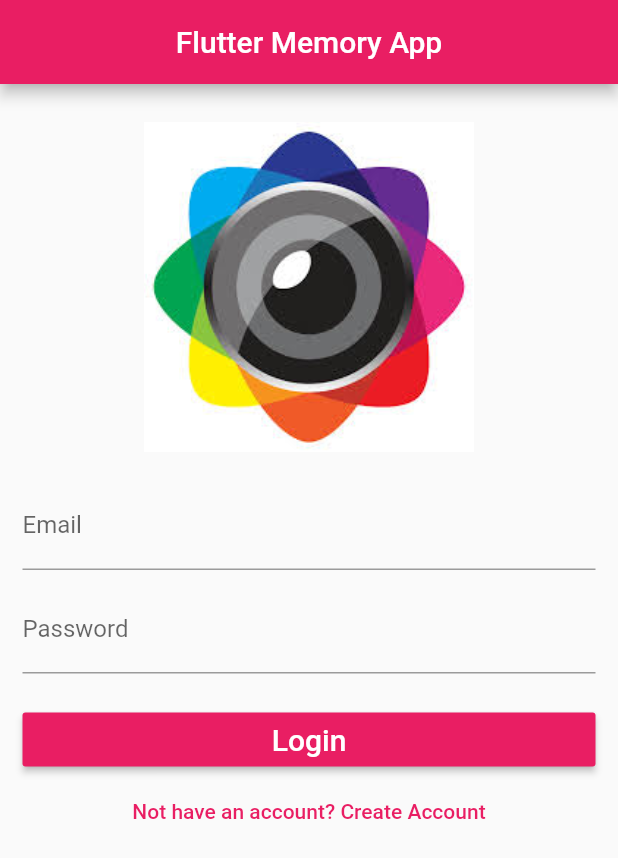
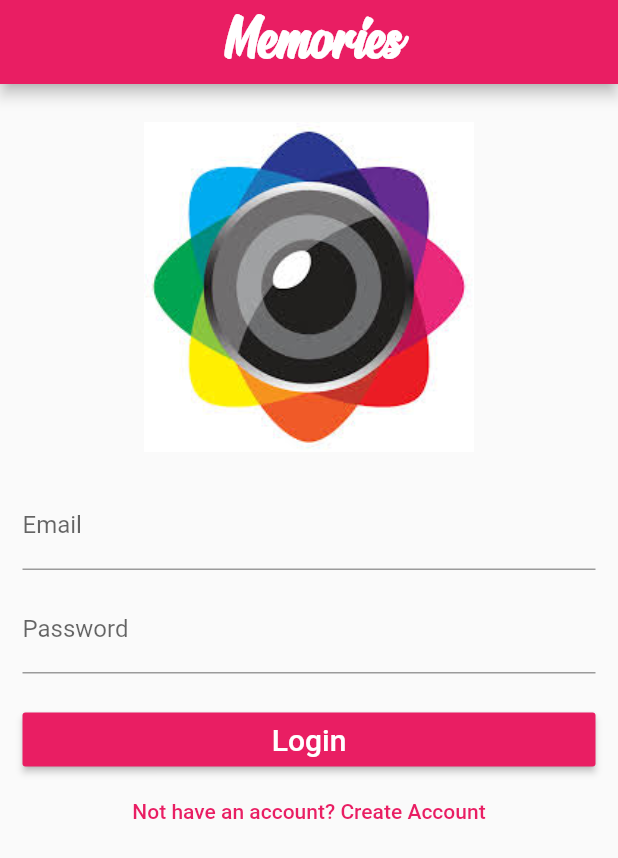
Before and after one commit to fountain19/Memories, a Flutter app: the screen it shows after launch, on a phone screen of 412 x 824 dp. Shown: the top 858 px of the screen. Run offline on Flutter 3.47's test engine with Material 2 defaults, Android fonts, the phone set to English and light mode, and no system bars; our stand-ins replace firebase_auth, firebase_database, firebase_storage, image_picker; accounts and stored records are empty.

Commit message:
14/2/2021

```diff
--- a/lib/authentication.dart
+++ b/lib/authentication.dart
@@ -22,7 +22,7 @@ class Auth implements AuthImplementation
     )).user;
     return user.uid;
   }
-  Future<String> SignUp(String email,String password)async
+  Future<String> SignUp(String email,String password) async
   {
     FirebaseUser user = (await _firebaseAuth.createUserWithEmailAndPassword(
         email: email,
@@ -39,6 +39,8 @@ class Auth implements AuthImplementation
 
   Future<void> SignOut()async
   {
-    _firebaseAuth.signOut();
+     _firebaseAuth.signOut();
+
   }
+
 }
--- a/lib/loginRegisterPage.dart
+++ b/lib/loginRegisterPage.dart
@@ -5,7 +5,8 @@ import 'package:memories/dialogBox.dart';
 class LoginRegisterPage extends StatefulWidget {
 final AuthImplementation auth;
 final VoidCallback onSignedIn;
-  LoginRegisterPage({this.auth,this.onSignedIn});
+
+  LoginRegisterPage({this.auth,this.onSignedIn,});
 
   @override
   _LoginRegisterPageState createState() => _LoginRegisterPageState();
@@ -77,7 +78,9 @@ String _password='';
   Widget build(BuildContext context) {
     return new Scaffold(
         appBar:  new AppBar(
-         title: Center(child: Text('Flutter Memory App')),
+         title: Center(child: Text(' Memories',style: TextStyle(
+             fontWeight: FontWeight.bold,fontFamily: 'Signatra',fontSize: 45
+         ),)),
           ),
       body:Container(
         margin: EdgeInsets.all(15.0),
--- a/lib/main.dart
+++ b/lib/main.dart
@@ -1,24 +1,41 @@
-import 'package:firebase_core/firebase_core.dart';
+
+
 import 'package:flutter/material.dart';
+import 'package:flutter/services.dart';
 import 'package:memories/authentication.dart';
+
 import 'package:memories/mapping.dart';
+import 'package:memories/provider.dart';
+import 'package:provider/provider.dart';
 
 void main() async{
-  // WidgetsFlutterBinding.ensureInitialized();
+  WidgetsFlutterBinding.ensureInitialized();
   // await Firebase.initializeApp();
+
+
   runApp(Memories());
 }
+
+
 
 class Memories extends StatelessWidget {
   // This widget is the root of your application.
   @override
   Widget build(BuildContext context) {
-    return MaterialApp(
-      title: 'Memory App',
-      theme: ThemeData(
-        primarySwatch: Colors.pink,
+    SystemChrome.setPreferredOrientations([
+    DeviceOrientation.portraitUp,
+    ]);
+    return ChangeNotifierProvider(
+      create: (context)=>App(),
+      child: MaterialApp(
+        title: 'Memory ',
+        theme: ThemeData(
+          primarySwatch: Colors.pink,
+        ),
+        home: MappingPage(auth: Auth(),),
+
+
       ),
-      home: MappingPage(auth: Auth(),),
     );
   }
 }
--- a/lib/mapping.dart
+++ b/lib/mapping.dart
@@ -16,7 +16,7 @@ notSignIn,
 }
 
 class _MappingPageState extends State<MappingPage> {
-
+String userId;
   AuthStatus authStatus=AuthStatus.notSignIn;
 
   @override
@@ -42,13 +42,14 @@ class _MappingPageState extends State<MappingPage> {
     });
   }
 
+
   @override
   Widget build(BuildContext context) {
     switch(authStatus){
       case AuthStatus.notSignIn:
         return LoginRegisterPage(auth: widget.auth,onSignedIn:_signedIn ,);
       case AuthStatus.signedIn:
-        return HomePage(auth: widget.auth,onSignedOut:_signOut ,);
+        return HomePage(auth: widget.auth,onSignedOut:_signOut,);
 
     }
 
--- a/lib/posts.dart
+++ b/lib/posts.dart
@@ -1,5 +1,5 @@
 
 class Posts{
-  String image,description,date,time;
-  Posts(this.time,this.date,this.description,this.image);
+  String image,description,date,time,postId;
+  Posts(this.time,this.date,this.description,this.image,this.postId);
 }
--- /dev/null
+++ b/lib/provider.dart
@@ -0,0 +1,8 @@
+import 'package:firebase_auth/firebase_auth.dart';
+import 'package:flutter/material.dart';
+
+
+class App extends ChangeNotifier{
+
+
+}
```
Also changed, not shown: lib/homePage.dart (+55 -13 lines), lib/imageView.dart (added, +77 -0 lines), lib/photoUpload.dart (+21 -5 lines), pubspec.yaml (+8 -9 lines), fonts/Signatra.ttf (added), pubspec.lock, 8 other files.
